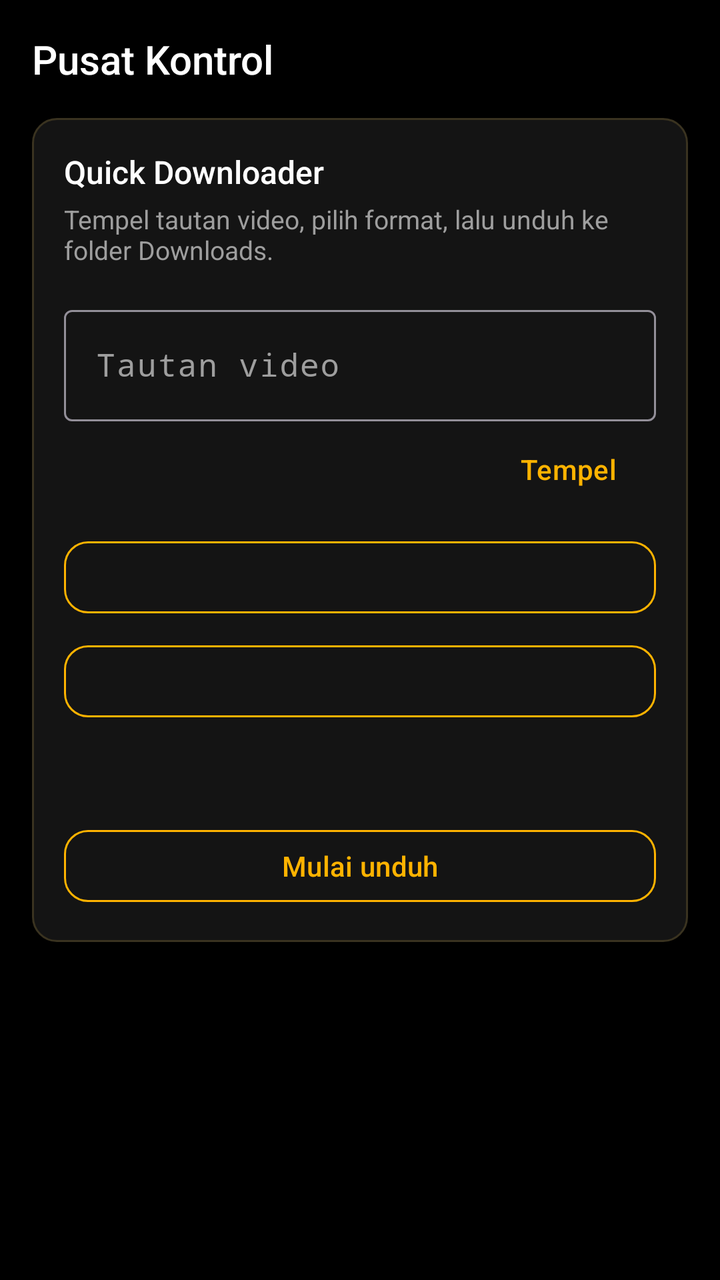
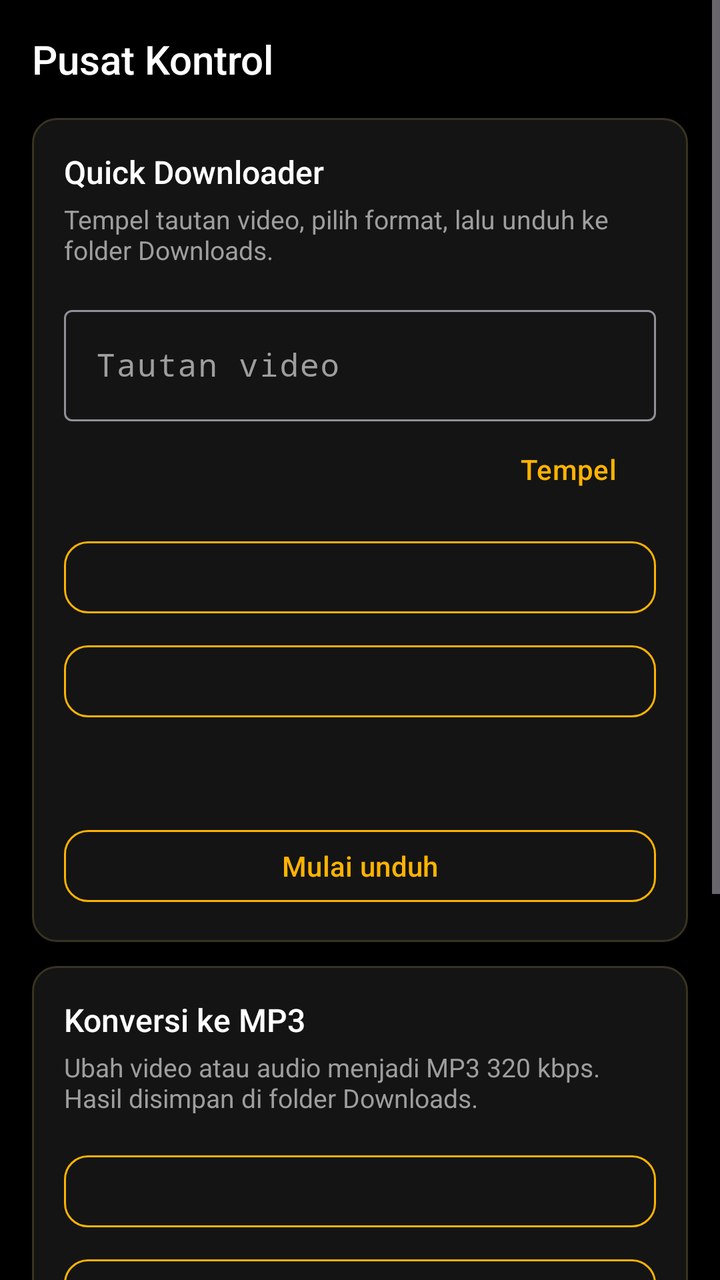

Screens rendered from an Android XML layout before and after an edit, with the pre-edit source and the edit as a unified diff.
<!-- AndroidManifest.xml: another module's application theme Theme.Molina -->
<!-- res/layout/fragment_tools.xml -->
<?xml version="1.0" encoding="utf-8"?>
<ScrollView xmlns:android="http://schemas.android.com/apk/res/android"
    android:layout_width="match_parent"
    android:layout_height="match_parent"
    android:background="@color/ms_bg"
    android:clipToPadding="false"
    android:fillViewport="true">

    <LinearLayout
        android:layout_width="match_parent"
        android:layout_height="wrap_content"
        android:orientation="vertical"
        android:padding="@dimen/ms_space_md">

        <TextView
            style="@style/Molina.Text.Title"
            android:layout_width="match_parent"
            android:layout_height="wrap_content"
            android:layout_marginBottom="@dimen/ms_space_md"
            android:text="@string/tools_title" />

        <LinearLayout
            android:layout_width="match_parent"
            android:layout_height="wrap_content"
            android:background="@drawable/ms_bg_card"
            android:orientation="vertical"
            android:padding="@dimen/ms_space_md">

            <TextView
                style="@style/Molina.Text.Item"
                android:layout_width="match_parent"
                android:layout_height="wrap_content"
                android:text="@string/tools_downloader_title" />

            <TextView
                style="@style/Molina.Text.Body"
                android:layout_width="match_parent"
                android:layout_height="wrap_content"
                android:layout_marginTop="@dimen/ms_space_xs"
                android:text="@string/tools_downloader_desc" />

            <com.google.android.material.textfield.TextInputLayout
                android:id="@+id/tools_url_layout"
                android:layout_width="match_parent"
                android:layout_height="wrap_content"
                android:layout_marginTop="@dimen/ms_space_md"
                android:hint="@string/tools_url_hint"
                android:textColorHint="@color/ms_text_secondary">

                <com.google.android.material.textfield.TextInputEditText
                    android:id="@+id/tools_url"
                    android:layout_width="match_parent"
                    android:layout_height="wrap_content"
                    android:fontFamily="monospace"
                    android:inputType="textUri|textNoSuggestions"
                    android:maxLines="3"
                    android:textColor="@color/ms_text_primary" />
            </com.google.android.material.textfield.TextInputLayout>

            <com.google.android.material.button.MaterialButton
                android:id="@+id/tools_paste"
                style="@style/Molina.Button.Text"
                android:layout_width="wrap_content"
                android:layout_height="wrap_content"
                android:layout_gravity="end"
                android:text="@string/tools_paste" />

            <com.google.android.material.button.MaterialButton
                android:id="@+id/tools_format"
                style="@style/Molina.Button.Outlined"
                android:layout_width="match_parent"
                android:layout_height="wrap_content"
                android:layout_marginTop="@dimen/ms_space_sm" />

            <com.google.android.material.button.MaterialButton
                android:id="@+id/tools_engine"
                style="@style/Molina.Button.Outlined"
                android:layout_width="match_parent"
                android:layout_height="wrap_content"
                android:layout_marginTop="@dimen/ms_space_sm" />

            <TextView
                android:id="@+id/tools_requires"
                style="@style/Molina.Text.Caption"
                android:layout_width="match_parent"
                android:layout_height="wrap_content"
                android:layout_marginTop="@dimen/ms_space_md" />

            <com.google.android.material.button.MaterialButton
                android:id="@+id/tools_start"
                style="@style/Molina.Button.Outlined"
                android:layout_width="match_parent"
                android:layout_height="wrap_content"
                android:layout_marginTop="@dimen/ms_space_md"
                android:text="@string/tools_start" />
        </LinearLayout>
    </LinearLayout>
</ScrollView>
<!-- resources referenced by this layout -->
<resources>
  <color name="ms_bg">#000000</color>
  <color name="ms_text_primary">#FFFFFF</color>
  <color name="ms_text_secondary">#9E9E9E</color>
  <dimen name="ms_space_md">16dp</dimen>
  <dimen name="ms_space_sm">8dp</dimen>
  <dimen name="ms_space_xs">4dp</dimen>
  <!-- drawable ms_bg_card (drawable) -->
  <?xml version="1.0" encoding="utf-8"?>
  <shape xmlns:android="http://schemas.android.com/apk/res/android" android:shape="rectangle">
      <solid android:color="@color/ms_card" />
      <stroke
          android:width="@dimen/ms_card_stroke"
          android:color="@color/ms_card_border" />
      <corners android:radius="@dimen/ms_card_radius" />
  </shape>
  <string name="tools_downloader_desc">Tempel tautan video, pilih format, lalu unduh ke folder Downloads.</string>
  <string name="tools_downloader_title">Quick Downloader</string>
  <string name="tools_paste">Tempel</string>
  <string name="tools_start">Mulai unduh</string>
  <string name="tools_title">Pusat Kontrol</string>
  <string name="tools_url_hint">Tautan video</string>
  <style name="Molina.Button.Outlined" parent="Widget.Material3.Button.OutlinedButton">
          <item name="strokeColor">@color/ms_outlined_stroke</item>
          <item name="strokeWidth">1dp</item>
          <item name="cornerRadius">@dimen/ms_button_radius</item>
          <item name="rippleColor">@color/ms_ripple</item>
          <item name="android:textColor">@color/ms_outlined_content</item>
          <item name="android:textAllCaps">false</item>
          <item name="android:fontFamily">sans-serif-medium</item>
          <item name="android:minHeight">44dp</item>
      </style>
  <style name="Molina.Button.Text" parent="Widget.Material3.Button.TextButton">
          <item name="cornerRadius">@dimen/ms_button_radius</item>
          <item name="rippleColor">@color/ms_ripple</item>
          <item name="android:textColor">@color/ms_outlined_content</item>
          <item name="android:textAllCaps">false</item>
          <item name="android:fontFamily">sans-serif-medium</item>
      </style>
  <style name="Molina.Text.Body">
          <item name="android:textSize">13sp</item>
          <item name="android:textColor">@color/ms_text_secondary</item>
      </style>
  <style name="Molina.Text.Caption">
          <item name="android:textSize">12sp</item>
          <item name="android:textColor">@color/ms_text_secondary</item>
      </style>
  <style name="Molina.Text.Item">
          <item name="android:textSize">16sp</item>
          <item name="android:fontFamily">sans-serif-medium</item>
      </style>
  <style name="Molina.Text.Title">
          <item name="android:textSize">20sp</item>
          <item name="android:fontFamily">sans-serif-medium</item>
      </style>
  <color name="ms_card">#141414</color>
  <dimen name="ms_card_stroke">1dp</dimen>
  <color name="ms_card_border">#3A3320</color>
  <dimen name="ms_card_radius">12dp</dimen>
  <dimen name="ms_button_radius">12dp</dimen>
  <color name="ms_ripple">#29FFB300</color>
  <color name="molina_amber">#FFB300</color>
  <color name="molina_bg">#0E0E10</color>
  <color name="molina_amber_container">#33FFB300</color>
  <color name="molina_surface">#16161A</color>
  <!-- unchanged entries left out for length: 1 -->
</resources>

<!-- the commit's change to res/layout/fragment_tools.xml (unified diff, before → after) -->
@@ -94,5 +94,83 @@
                 android:layout_marginTop="@dimen/ms_space_md"
                 android:text="@string/tools_start" />
         </LinearLayout>
+
+        <LinearLayout
+            android:layout_width="match_parent"
+            android:layout_height="wrap_content"
+            android:layout_marginTop="@dimen/ms_card_gap"
+            android:background="@drawable/ms_bg_card"
+            android:orientation="vertical"
+            android:padding="@dimen/ms_space_md">
+
+            <TextView
+                style="@style/Molina.Text.Item"
+                android:layout_width="match_parent"
+                android:layout_height="wrap_content"
+                android:text="@string/tools_convert_title" />
+
+            <TextView
+                style="@style/Molina.Text.Body"
+                android:layout_width="match_parent"
+                android:layout_height="wrap_content"
+                android:layout_marginTop="@dimen/ms_space_xs"
+                android:text="@string/tools_convert_desc" />
+
+            <com.google.android.material.button.MaterialButton
+                android:id="@+id/tools_convert_pick"
+                style="@style/Molina.Button.Outlined"
+                android:layout_width="match_parent"
+                android:layout_height="wrap_content"
+                android:layout_marginTop="@dimen/ms_space_md"
+                android:ellipsize="middle"
+                android:maxLines="1" />
+
+            <com.google.android.material.button.MaterialButton
+                android:id="@+id/tools_convert_start"
+                style="@style/Molina.Button.Outlined"
+                android:layout_width="match_parent"
+                android:layout_height="wrap_content"
+                android:layout_marginTop="@dimen/ms_space_sm"
+                android:text="@string/tools_convert_start" />
+        </LinearLayout>
+
+        <LinearLayout
+            android:layout_width="match_parent"
+            android:layout_height="wrap_content"
+            android:layout_marginTop="@dimen/ms_card_gap"
+            android:background="@drawable/ms_bg_card"
+            android:orientation="vertical"
+            android:padding="@dimen/ms_space_md">
+
+            <TextView
+                style="@style/Molina.Text.Item"
+                android:layout_width="match_parent"
+                android:layout_height="wrap_content"
+                android:text="@string/tools_probe_title" />
+
+            <TextView
+                style="@style/Molina.Text.Body"
+                android:layout_width="match_parent"
+                android:layout_height="wrap_content"
+                android:layout_marginTop="@dimen/ms_space_xs"
+                android:text="@string/tools_probe_desc" />
+
+            <com.google.android.material.button.MaterialButton
+                android:id="@+id/tools_probe_pick"
+                style="@style/Molina.Button.Outlined"
+                android:layout_width="match_parent"
+                android:layout_height="wrap_content"
+                android:layout_marginTop="@dimen/ms_space_md"
+                android:ellipsize="middle"
+                android:maxLines="1" />
+
+            <com.google.android.material.button.MaterialButton
+                android:id="@+id/tools_probe_start"
+                style="@style/Molina.Button.Outlined"
+                android:layout_width="match_parent"
+                android:layout_height="wrap_content"
+                android:layout_marginTop="@dimen/ms_space_sm"
+                android:text="@string/tools_probe_start" />
+        </LinearLayout>
     </LinearLayout>
 </ScrollView>
<!-- resource entries referenced after the edit -->
@@ -3,6 +3,7 @@
   <color name="ms_bg">#000000</color>
   <color name="ms_text_primary">#FFFFFF</color>
   <color name="ms_text_secondary">#9E9E9E</color>
+  <dimen name="ms_card_gap">12dp</dimen>
   <dimen name="ms_space_md">16dp</dimen>
   <dimen name="ms_space_sm">8dp</dimen>
   <dimen name="ms_space_xs">4dp</dimen>
@@ -15,9 +16,15 @@
           android:color="@color/ms_card_border" />
       <corners android:radius="@dimen/ms_card_radius" />
   </shape>
+  <string name="tools_convert_desc">Ubah video atau audio menjadi MP3 320 kbps. Hasil disimpan di folder Downloads.</string>
+  <string name="tools_convert_start">Konversi ke MP3</string>
+  <string name="tools_convert_title">Konversi ke MP3</string>
   <string name="tools_downloader_desc">Tempel tautan video, pilih format, lalu unduh ke folder Downloads.</string>
   <string name="tools_downloader_title">Quick Downloader</string>
   <string name="tools_paste">Tempel</string>
+  <string name="tools_probe_desc">Tampilkan durasi, codec, resolusi, dan bitrate sebuah file media.</string>
+  <string name="tools_probe_start">Tampilkan info</string>
+  <string name="tools_probe_title">Info video (ffprobe)</string>
   <string name="tools_start">Mulai unduh</string>
   <string name="tools_title">Pusat Kontrol</string>
   <string name="tools_url_hint">Tautan video</string>
